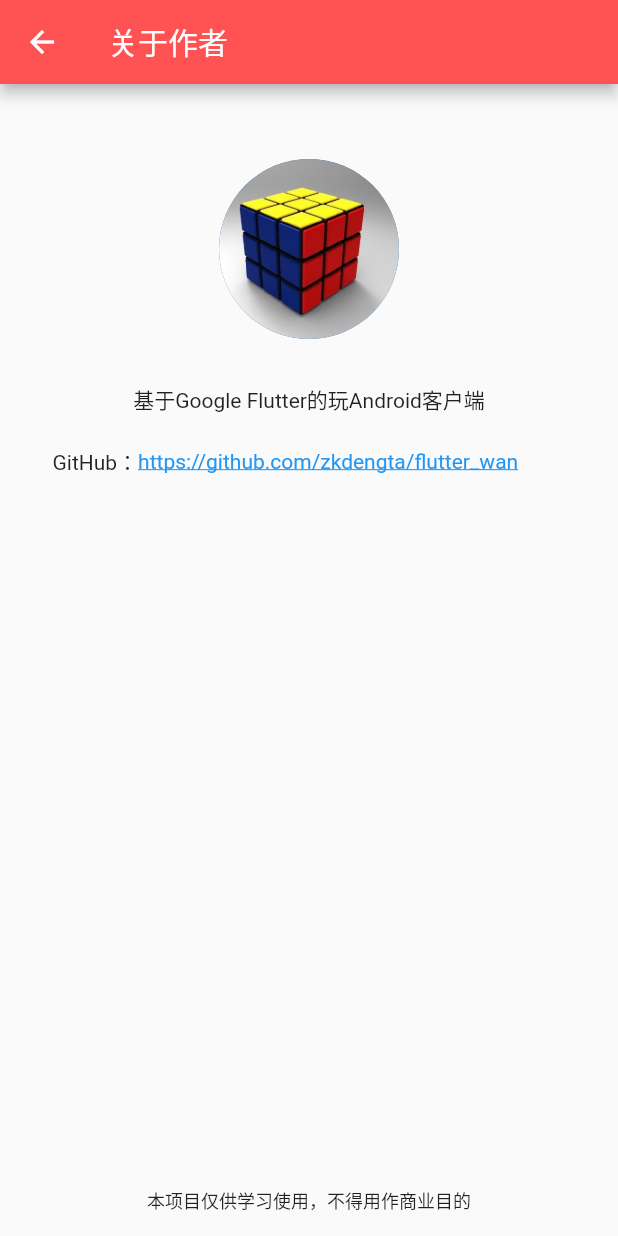
After one commit to zkdengta/flutter_wan, a Flutter app: the AboutPage screen opened directly, on a phone screen of 412 x 824 dp. The commit adds this screen. Run offline on Flutter 3.47's test engine with Material 2 defaults, Android fonts, the phone set to English and light mode, and no system bars; our stand-ins replace dio, event_bus, flutter_swiper, fluttertoast, intro_slider, photo_view and 2 more; missing offline and left inert: common_utils, flutter_webview_plugin, lpinyin; accounts and stored records are empty.

Commit message:
妹子图，关于作者

```diff
--- a/lib/app.dart
+++ b/lib/app.dart
@@ -1,5 +1,5 @@
 import 'package:flutter/material.dart';
-import 'package:flutter_wan/drawer/drawer.dart';
+import 'package:flutter_wan/ui/drawer/drawer.dart';
 import 'package:flutter_wan/ui/search/search.dart';
 import 'package:flutter_wan/ui/home/home_page.dart';
 import 'package:flutter_wan/ui/knowledge/knowledge_page.dart';
--- /dev/null
+++ b/lib/ui/drawer/about_page.dart
@@ -0,0 +1,68 @@
+import 'package:flutter/material.dart';
+import 'package:flutter_wan/ui/common/webview_page.dart';
+
+class AboutPage extends StatefulWidget {
+  @override
+  State<StatefulWidget> createState() {
+    // TODO: implement createState
+    return AboutPageState();
+  }
+}
+
+class AboutPageState extends State<AboutPage>{
+
+  TextStyle textStyle = new TextStyle(
+    color: Colors.blue,
+    decoration: new TextDecoration.combine([TextDecoration.underline])
+  );
+  @override
+  Widget build(BuildContext context) {
+    // TODO: implement build
+    return Scaffold(
+      appBar: AppBar(
+        title: Text("关于作者"),
+      ),
+      body: Container(
+        padding: EdgeInsets.fromLTRB(35.0, 50.0, 35.0, 15.0),
+        child: Column(
+          children: <Widget>[
+            CircleAvatar(
+              minRadius: 60.0,
+              maxRadius: 60.0,
+              backgroundImage: AssetImage('images/head.jpg'),
+            ),
+            Padding(padding: EdgeInsets.only(top: 30.0)),
+            Text("基于Google Flutter的玩Android客户端"),
+            GestureDetector(
+              child: Container(
+                margin: const EdgeInsets.fromLTRB(0, 20.0, 0, 0),
+                child: Row(
+                  children: <Widget>[
+                    Text("GitHub："),
+                    Text(
+                        "https://github.com/zkdengta/flutter_wan",
+                      style: textStyle,
+                    )
+                  ],
+                ),
+              ),
+              onTap: (){
+                Navigator.of(context)
+                    .push(new MaterialPageRoute(builder: (ctx) {
+                  return new WebViewPage(
+                      title: "GitHub",
+                      url: "https://github.com/zkdengta/flutter_wan");
+                }));
+              },
+            ),
+            Expanded(child: Container(),flex: 1,),
+            Text(
+              "本项目仅供学习使用，不得用作商业目的",
+              style: TextStyle(fontSize: 12.0),
+            ),
+          ],
+        ),
+      ),
+    );
+  }
+}
```
Also changed, not shown: lib/http/api_service.dart (+10 -0 lines), lib/model/common_website_model.dart (added, +53 -0 lines), lib/model/pretty_model.dart (added, +57 -0 lines), lib/ui/drawer/common_website_page.dart (added, +7 -0 lines), lib/ui/drawer/drawer.dart (renamed from lib/drawer/drawer.dart, +11 -9 lines), lib/ui/drawer/pretty_page.dart (added, +67 -0 lines).
